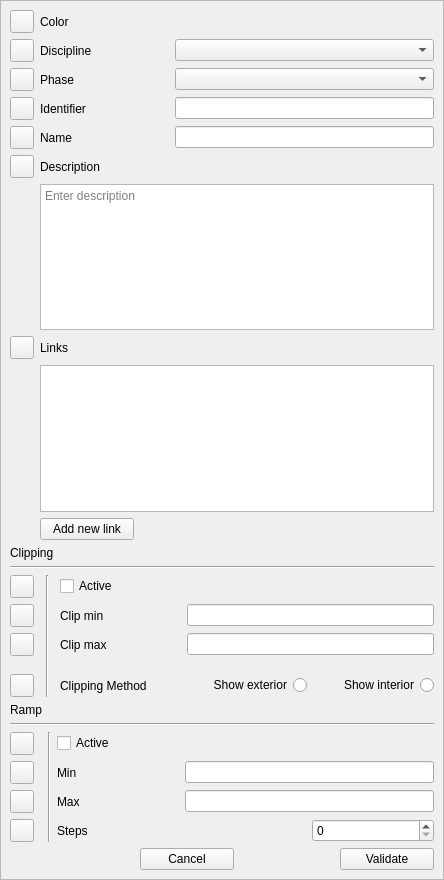
Old version of the form src/gui/forms/MultiProperty.ui in the repository open-scan-crew/OpenScanTools.
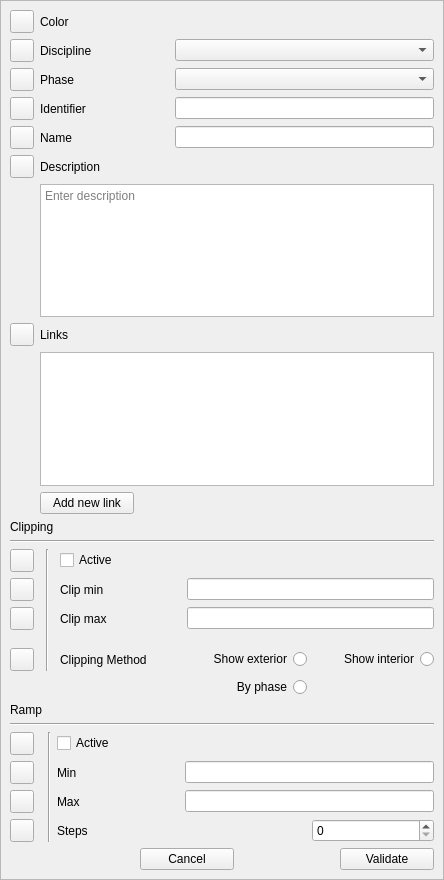
New version of the form. Custom widgets are drawn as their Qt base class.

Commit message: Add by-phase clipping mode

Patch:
```diff
--- a/src/gui/forms/MultiProperty.ui
+++ b/src/gui/forms/MultiProperty.ui
@@ -289,6 +289,16 @@
             </property>
            </widget>
           </item>
+          <item row="9" column="3">
+           <widget class="QRadioButton" name="phaseClipRadioButton">
+            <property name="layoutDirection">
+             <enum>Qt::RightToLeft</enum>
+            </property>
+            <property name="text">
+             <string>By phase</string>
+            </property>
+           </widget>
+          </item>
           <item row="3" column="1" rowspan="6">
            <widget class="Line" name="line_4">
             <property name="orientation">
```
The commit also changes 31 other files.
